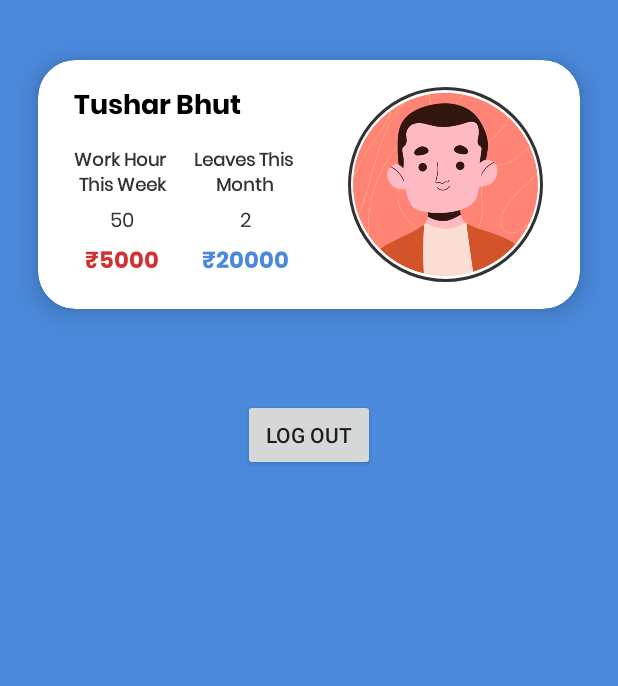
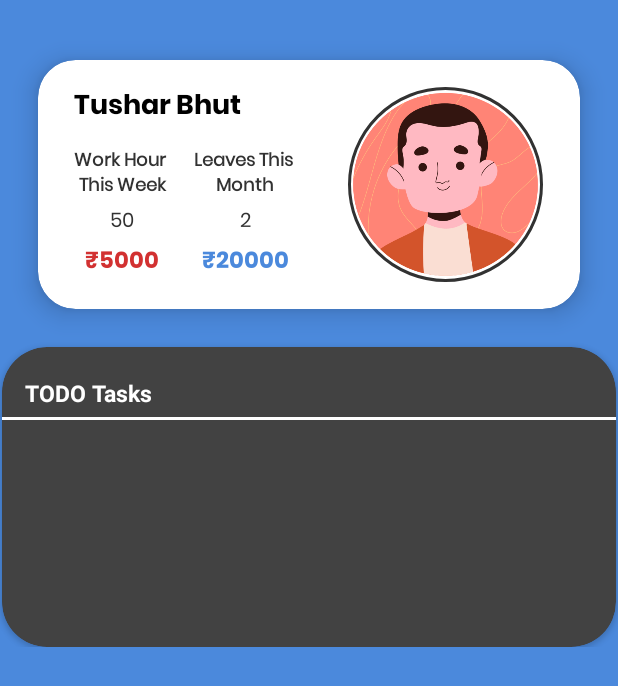
Before and after one commit to Elite-Works-project/Elite_Works, an Android app: the screen it shows after launch once a user with an empty profile is signed in (UserDashboardActivity), on a phone screen of 412 x 824 dp. Shown: the top 686 px of the screen. Run offline under Robolectric (Android 15) with nearby library versions, the phone set to English and light mode, and no system bars; our stand-ins replace CircleImageView, Firebase (no records; nobody signed in at launch, a user with empty details on screens opened directly); 5 statements that could not run were skipped.

Commit message:
added layouts

```diff
--- a/app/src/main/java/com/example/eliteworks/FirestoreClass.kt
+++ b/app/src/main/java/com/example/eliteworks/FirestoreClass.kt
@@ -24,6 +24,7 @@ class FirestoreClass
 //          userInfo is Field and SetOptions is set to merge. It is for if we wants to merge later on instead of replacing the fields.
             .set(userInfo, SetOptions.merge())
             .addOnCompleteListener{
+                Log.e("TAG","task successfully")
                 activity.userRegisteredSuccessfully()
             }
             .addOnFailureListener {e->
--- a/app/src/main/res/layout/activity_user_dashboard.xml
+++ b/app/src/main/res/layout/activity_user_dashboard.xml
@@ -168,12 +168,53 @@
             </LinearLayout>
         </androidx.cardview.widget.CardView>
 
-        <Button
-            android:layout_marginTop="50dp"
-            android:id="@+id/btn_logout"
-            android:layout_width="wrap_content"
-            android:layout_height="wrap_content"
-            android:text="Log Out"
-            />
+<!--        <Button-->
+<!--            android:layout_marginTop="50dp"-->
+<!--            android:id="@+id/btn_logout"-->
+<!--            android:layout_width="wrap_content"-->
+<!--            android:layout_height="wrap_content"-->
+<!--            android:text="Log Out"-->
+<!--            />-->
+        <androidx.cardview.widget.CardView
+            android:layout_width="match_parent"
+            android:layout_marginStart="1dp"
+            app:cardBackgroundColor="@color/cardview_dark_background"
+            android:layout_marginTop="15dp"
+            android:layout_marginEnd="1dp"
+            android:layout_height="200dp"
+            app:cardCornerRadius="30dp">
+            <LinearLayout
+                android:layout_width="match_parent"
+                android:layout_height="match_parent"
+                android:orientation="vertical">
+            <TextView
+                android:layout_width="match_parent"
+                android:layout_height="wrap_content"
+                android:text="TODO Tasks"
+                android:textSize="15dp"
+                android:textColor="@color/white"
+                android:textStyle="bold"
+                android:layout_marginStart="15dp"
+                android:layout_marginEnd="15dp"
+                android:layout_marginTop="20dp"/>
+            <View
+                android:layout_width="match_parent"
+                android:layout_height="2dp"
+                android:layout_marginTop="5dp"
+                android:background="@color/white"/>
+
+                <androidx.recyclerview.widget.RecyclerView
+                    android:layout_width="match_parent"
+                    android:layout_height="match_parent"
+                    android:layout_marginTop="10dp"
+                    android:layout_marginStart="10dp"
+                    android:layout_marginEnd="10dp">
+
+
+                </androidx.recyclerview.widget.RecyclerView>
+
+
+            </LinearLayout>
+        </androidx.cardview.widget.CardView>
     </LinearLayout>
 </ScrollView>
```
Also changed, not shown: app/src/main/res/layout/task_layout.xml (added, +37 -0 lines).
